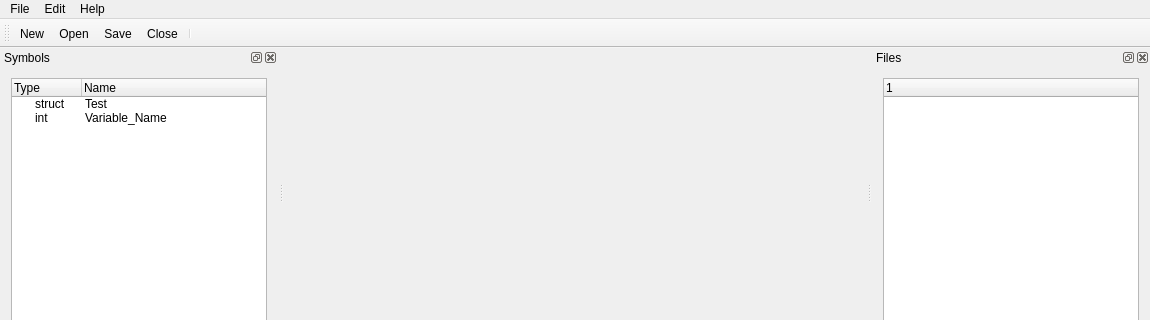
Old version of the form mainwindow.ui in the repository doganckaratas/kscope-ng; both pictures show x 0 to 1150 and y 0 to 320 of the 1150 by 597 pixel window.
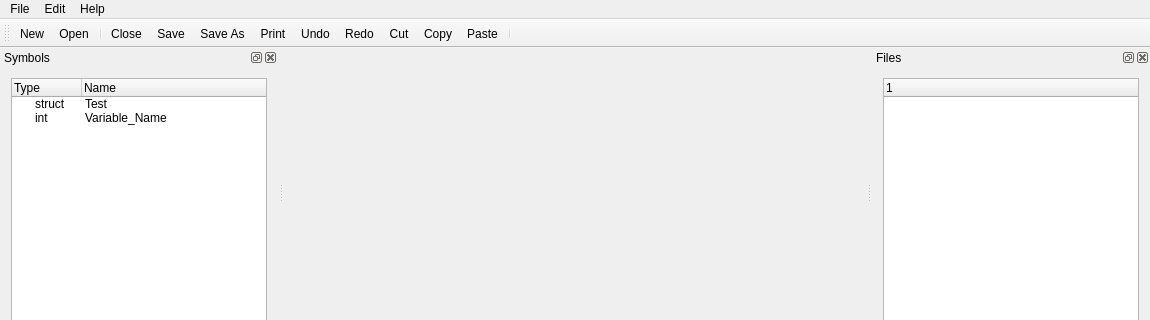
New version of the form. Icons and pictures are not drawn.

Patch:
```diff
--- a/mainwindow.ui
+++ b/mainwindow.ui
@@ -100,8 +100,16 @@
    </attribute>
    <addaction name="actionNew"/>
    <addaction name="actionOpen"/>
-   <addaction name="actionSave"/>
+   <addaction name="separator"/>
    <addaction name="actionClose"/>
+   <addaction name="actionSave"/>
+   <addaction name="actionSave_As"/>
+   <addaction name="actionPrint"/>
+   <addaction name="actionUndo"/>
+   <addaction name="actionRedo"/>
+   <addaction name="actionCut"/>
+   <addaction name="actionCopy"/>
+   <addaction name="actionPaste"/>
    <addaction name="separator"/>
   </widget>
   <widget class="QStatusBar" name="statusBar"/>
```
Left out of the diff: 62 changed lines with no effect on the pictures.
